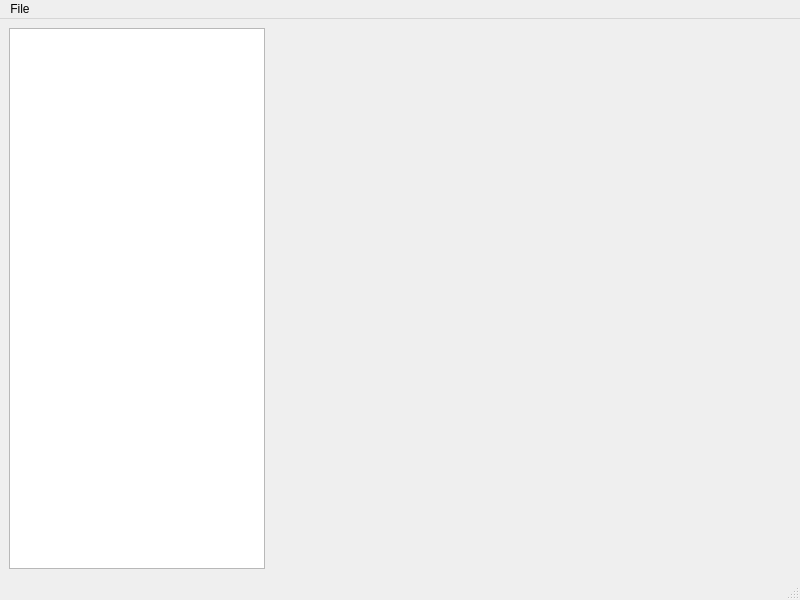
Qt form src/memory_atlas/editor/main_window.ui (SAD-Eng/mat) before a commit.
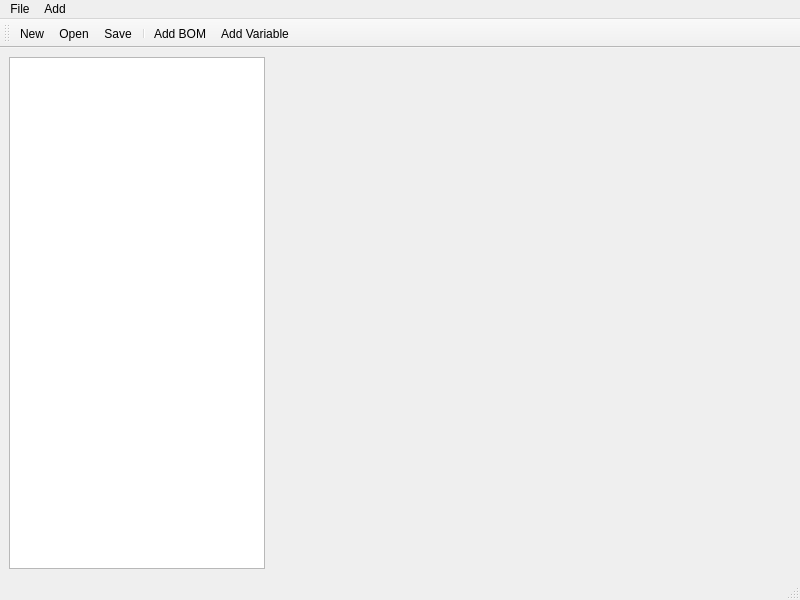
The same form after that commit. Icons and pictures are not drawn.

```diff
--- a/src/memory_atlas/editor/main_window.ui
+++ b/src/memory_atlas/editor/main_window.ui
@@ -16,7 +16,11 @@
     <widget class="QWidget" name="widget">
       <layout class="QGridLayout" columnstretch="0,1">
         <item row="0" column="0">
-          <widget class="QTreeView" name="atlasTree"/>
+          <widget class="QTreeView" name="atlasTree">
+            <property name="headerHidden">
+              <bool>true</bool>
+            </property>
+          </widget>
         </item>
         <item row="0" column="1">
           <widget class="QStackedWidget" name="detailsPanelStack"/>
@@ -42,6 +46,13 @@
         <addaction name="separator"/>
         <addaction name="actionExit"/>
       </widget>
+      <widget class="QMenu" name="addMenu">
+        <property name="title">
+          <string>Add</string>
+        </property>
+        <addaction name="actionAddBom"/>
+        <addaction name="actionAddBomVariable"/>
+      </widget>
       <action name="actionNew">
         <property name="text">
           <string>New</string>
@@ -63,6 +74,40 @@
         </property>
       </action>
       <addaction name="fileMenu"/>
+      <action name="actionAddBom">
+        <property name="text">
+          <string>Add BOM</string>
+        </property>
+        <property name="icon">
+          <iconset>:/icons/puzzle-plus.svg</iconset>
+        </property>
+      </action>
+      <action name="actionAddBomVariable">
+        <property name="text">
+          <string>Add Variable</string>
+        </property>
+        <property name="icon">
+          <iconset>:/icons/variable-box.svg</iconset>
+        </property>
+      </action>
+      <addaction name="addMenu"/>
+    </widget>
+    <widget class="QToolBar" name="toolBar">
+      <property name="windowTitle">
+        <string>toolBar</string>
+      </property>
+      <attribute name="toolBarArea">
+        <enum>TopToolBarArea</enum>
+      </attribute>
+      <attribute name="toolBarBreak">
+        <bool>false</bool>
+      </attribute>
+      <addaction name="actionNew"/>
+      <addaction name="actionOpen"/>
+      <addaction name="actionSave"/>
+      <addaction name="separator"/>
+      <addaction name="actionAddBom"/>
+      <addaction name="actionAddBomVariable"/>
     </widget>
     <widget class="QStatusBar" name="statusbar"/>
   </widget>
```
Left out of the diff: 21 changed lines with no effect on the pictures.
